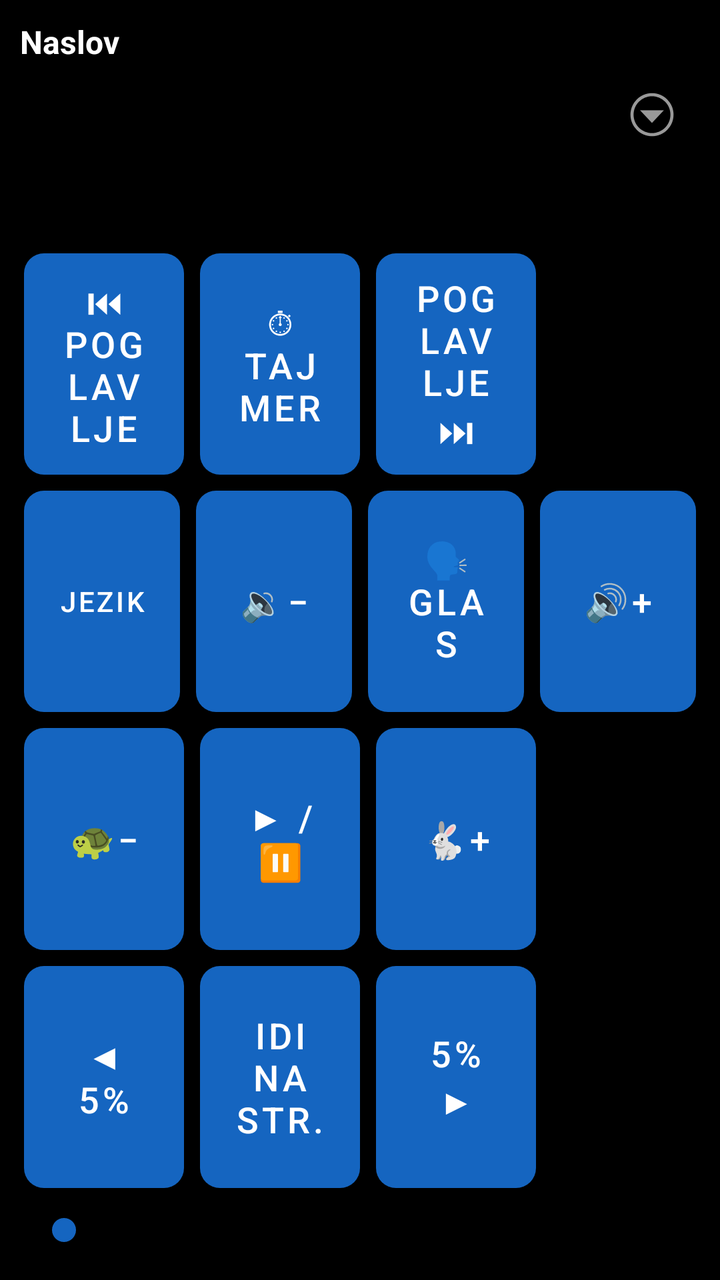
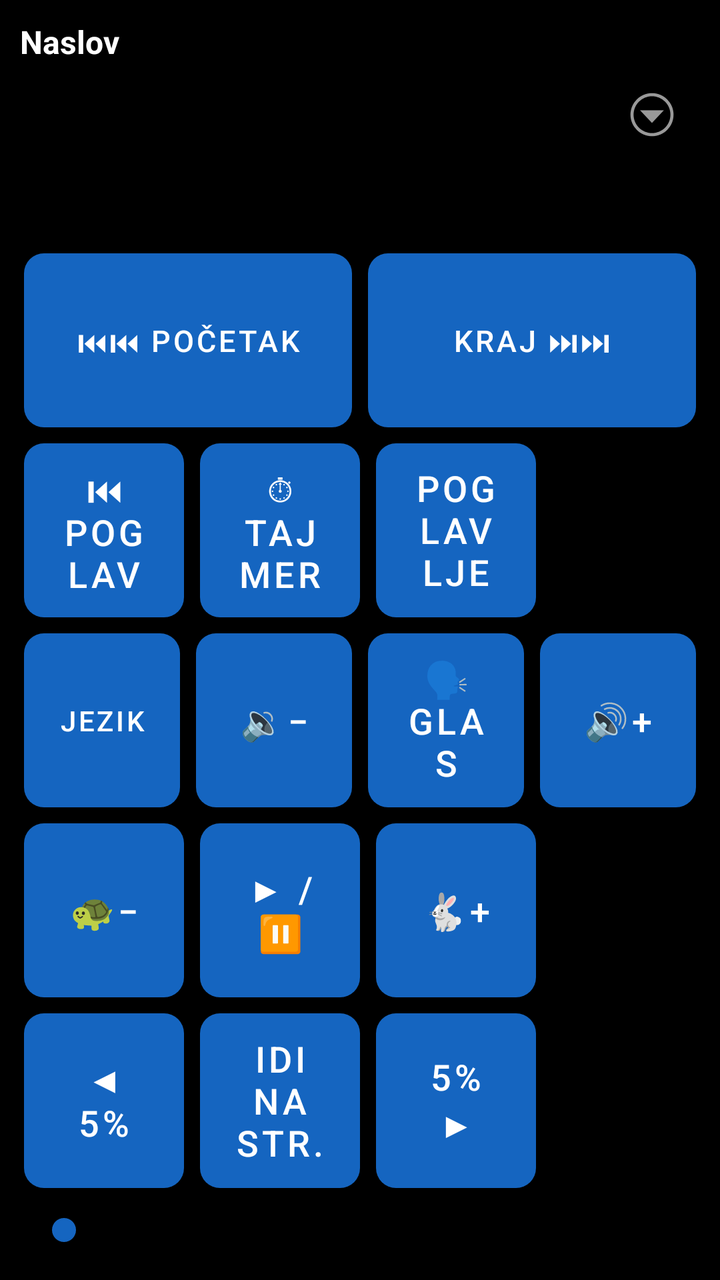

Compare the two renders of this Android layout. The source of the first and the diff that turns it into the second are given below.
<!-- AndroidManifest.xml: application theme Theme.RecPoRec -->
<!-- res/layout/activity_reader.xml -->
<?xml version="1.0" encoding="utf-8"?>
<LinearLayout xmlns:android="http://schemas.android.com/apk/res/android"
    android:layout_width="match_parent"
    android:layout_height="match_parent"
    android:orientation="vertical"
    android:fitsSystemWindows="true"
    android:background="@color/background">

    
    <LinearLayout
        android:layout_width="match_parent"
        android:layout_height="wrap_content"
        android:orientation="horizontal"
        android:gravity="center_vertical"
        android:padding="10dp">

        <LinearLayout
            android:layout_width="0dp"
            android:layout_height="wrap_content"
            android:layout_weight="1"
            android:orientation="vertical">

            <TextView
                android:id="@+id/textDocTitle"
                android:layout_width="match_parent"
                android:layout_height="wrap_content"
                android:textSize="16sp"
                android:textStyle="bold"
                android:textColor="@color/text_primary"
                android:maxLines="1"
                android:ellipsize="end"
                android:text="Naslov" />

            <TextView
                android:id="@+id/textPages"
                android:layout_width="match_parent"
                android:layout_height="wrap_content"
                android:textSize="18sp"
                android:textColor="@color/text_primary" />

            <TextView
                android:id="@+id/textElapsed"
                android:layout_width="match_parent"
                android:layout_height="wrap_content"
                android:textSize="18sp"
                android:textColor="@color/text_primary" />

            <TextView
                android:id="@+id/textRemaining"
                android:layout_width="match_parent"
                android:layout_height="wrap_content"
                android:textSize="18sp"
                android:textColor="@color/text_primary" />
        </LinearLayout>

        <ImageButton
            android:id="@+id/btnOverflow"
            android:layout_width="48dp"
            android:layout_height="48dp"
            android:background="@android:color/transparent"
            android:contentDescription="@string/menu_options_button"
            android:src="@android:drawable/ic_menu_more" />
    </LinearLayout>

    
    <LinearLayout
        android:layout_width="match_parent"
        android:layout_height="0dp"
        android:layout_weight="1"
        android:orientation="vertical"
        android:padding="8dp">

        
        <LinearLayout
            android:layout_width="match_parent"
            android:layout_height="0dp"
            android:layout_weight="1"
            android:orientation="horizontal">

            <Button android:id="@+id/btnPrevChapter" style="@style/KeyButton"
                android:backgroundTint="@color/btn_chapter"
                android:contentDescription="@string/btn_prev_chapter"
                android:text="⏮ Poglavlje" />

            <Button android:id="@+id/btnTimer" style="@style/KeyButton"
                android:backgroundTint="@color/btn_timer"
                android:contentDescription="@string/btn_timer"
                android:text="⏱ Tajmer" />

            <Button android:id="@+id/btnNextChapter" style="@style/KeyButton"
                android:backgroundTint="@color/btn_chapter"
                android:contentDescription="@string/btn_next_chapter"
                android:text="Poglavlje ⏭" />

            <View
                android:layout_width="0dp"
                android:layout_height="match_parent"
                android:layout_weight="1"
                android:importantForAccessibility="no" />
        </LinearLayout>

        
        <LinearLayout
            android:layout_width="match_parent"
            android:layout_height="0dp"
            android:layout_weight="1"
            android:orientation="horizontal">

            <Button android:id="@+id/btnDocLanguage" style="@style/KeyButton"
                android:backgroundTint="@color/btn_goto_page"
                android:contentDescription="Jezik za ovaj dokument"
                android:textSize="14sp"
                android:text="Jezik" />

            <Button android:id="@+id/btnVolDown" style="@style/KeyButton"
                android:backgroundTint="@color/btn_volume"
                android:contentDescription="@string/btn_vol_down"
                android:text="🔉−" />

            <Button android:id="@+id/btnVoice" style="@style/KeyButton"
                android:backgroundTint="@color/btn_voice"
                android:contentDescription="@string/btn_voice"
                android:text="🗣 Glas" />

            <Button android:id="@+id/btnVolUp" style="@style/KeyButton"
                android:backgroundTint="@color/btn_volume"
                android:contentDescription="@string/btn_vol_up"
                android:text="🔊+" />
        </LinearLayout>

        
        <LinearLayout
            android:layout_width="match_parent"
            android:layout_height="0dp"
            android:layout_weight="1"
            android:orientation="horizontal">

            <Button android:id="@+id/btnSpeedDown" style="@style/KeyButton"
                android:backgroundTint="@color/btn_speed"
                android:contentDescription="@string/btn_speed_down"
                android:text="🐢−" />

            <Button android:id="@+id/btnPlayPause" style="@style/KeyButton"
                android:backgroundTint="@color/btn_play"
                android:contentDescription="@string/btn_play_pause"
                android:text="▶ / ⏸" />

            <Button android:id="@+id/btnSpeedUp" style="@style/KeyButton"
                android:backgroundTint="@color/btn_speed"
                android:contentDescription="@string/btn_speed_up"
                android:text="🐇+" />

            <View
                android:layout_width="0dp"
                android:layout_height="match_parent"
                android:layout_weight="1"
                android:importantForAccessibility="no" />
        </LinearLayout>

        
        <LinearLayout
            android:layout_width="match_parent"
            android:layout_height="0dp"
            android:layout_weight="1"
            android:orientation="horizontal">

            <Button android:id="@+id/btnStepBack" style="@style/KeyButton"
                android:backgroundTint="@color/btn_page_nav"
                android:contentDescription="@string/slider_back"
                android:text="◀ 5%" />

            <Button android:id="@+id/btnGotoPage" style="@style/KeyButton"
                android:backgroundTint="@color/btn_goto_page"
                android:contentDescription="@string/btn_goto_page"
                android:text="Idi na str." />

            <Button android:id="@+id/btnStepForward" style="@style/KeyButton"
                android:backgroundTint="@color/btn_page_nav"
                android:contentDescription="@string/slider_forward"
                android:text="5% ▶" />

            <View
                android:layout_width="0dp"
                android:layout_height="match_parent"
                android:layout_weight="1"
                android:importantForAccessibility="no" />
        </LinearLayout>

    </LinearLayout>

    
    <SeekBar
        android:id="@+id/seekProgress"
        android:layout_width="match_parent"
        android:layout_height="wrap_content"
        android:layout_marginStart="16dp"
        android:layout_marginEnd="16dp"
        android:layout_marginBottom="16dp"
        android:contentDescription="@string/slider_position"
        android:max="100"
        android:progressTint="@color/btn_voice"
        android:thumbTint="@color/btn_voice" />

</LinearLayout>
<!-- resources referenced by this layout -->
<resources>
  <color name="background">#000000</color>
  <color name="btn_chapter">#2E7D32</color>
  <color name="btn_goto_page">#4527A0</color>
  <color name="btn_page_nav">#AD1457</color>
  <color name="btn_play">#D84315</color>
  <color name="btn_speed">#00838F</color>
  <color name="btn_timer">#6A1B9A</color>
  <color name="btn_voice">#1565C0</color>
  <color name="btn_volume">#F9A825</color>
  <color name="text_primary">#FFFFFF</color>
  <string name="btn_goto_page">Idi na stranicu</string>
  <string name="btn_next_chapter">Sledeće poglavlje</string>
  <string name="btn_play_pause">Pusti ili pauziraj čitanje</string>
  <string name="btn_prev_chapter">Prethodno poglavlje</string>
  <string name="btn_speed_down">Smanji brzinu čitanja</string>
  <string name="btn_speed_up">Povećaj brzinu čitanja</string>
  <string name="btn_timer">Tajmer za automatsku pauzu</string>
  <string name="btn_voice">Izbor glasa</string>
  <string name="btn_vol_down">Smanji jačinu zvuka</string>
  <string name="btn_vol_up">Pojačaj zvuk</string>
  <string name="menu_options_button">Opcije</string>
  <string name="slider_back">Pomeri pet posto unazad</string>
  <string name="slider_forward">Pomeri pet posto unapred</string>
  <string name="slider_position">Klizač za pomeranje kroz knjigu, pet posto po koraku</string>
  <style name="KeyButton">
          <item name="android:layout_width">0dp</item>
          <item name="android:layout_height">match_parent</item>
          <item name="android:layout_weight">1</item>
          <item name="android:layout_margin">4dp</item>
          <item name="android:textSize">18sp</item>
          <item name="android:textColor">@color/button_text</item>
          <item name="android:background">@drawable/key_button_shape</item>
          <item name="android:stateListAnimator">@null</item>
          <item name="android:elevation">0dp</item>
      </style>
  <style name="Theme.RecPoRec" parent="Theme.MaterialComponents.DayNight.NoActionBar">
          <item name="android:windowBackground">@color/background</item>
          <item name="android:textColorPrimary">@color/text_primary</item>
          <item name="colorPrimary">@color/btn_voice</item>
          <item name="colorOnPrimary">@color/button_text</item>
      </style>
  <color name="button_text">#FFFFFF</color>
  <!-- drawable key_button_shape (drawable) -->
  <?xml version="1.0" encoding="utf-8"?>
  <shape xmlns:android="http://schemas.android.com/apk/res/android"
      android:shape="rectangle">
      <corners android:radius="10dp" />
      <solid android:color="#FFFFFF" />
  </shape>
</resources>

<!-- the commit's change to res/layout/activity_reader.xml (unified diff, before → after) -->
@@ -69,6 +69,28 @@
         android:layout_weight="1"
         android:orientation="vertical"
         android:padding="8dp">
+
+        
+        <LinearLayout
+            android:layout_width="match_parent"
+            android:layout_height="0dp"
+            android:layout_weight="1"
+            android:orientation="horizontal">
+
+            <Button android:id="@+id/btnGoStart" style="@style/KeyButton"
+                android:layout_weight="2"
+                android:backgroundTint="@color/btn_goto_page"
+                android:contentDescription="Idi na početak dokumenta"
+                android:textSize="15sp"
+                android:text="⏮⏮ Početak" />
+
+            <Button android:id="@+id/btnGoEnd" style="@style/KeyButton"
+                android:layout_weight="2"
+                android:backgroundTint="@color/btn_goto_page"
+                android:contentDescription="Idi na kraj dokumenta"
+                android:textSize="15sp"
+                android:text="Kraj ⏭⏭" />
+        </LinearLayout>
 
         
         <LinearLayout
